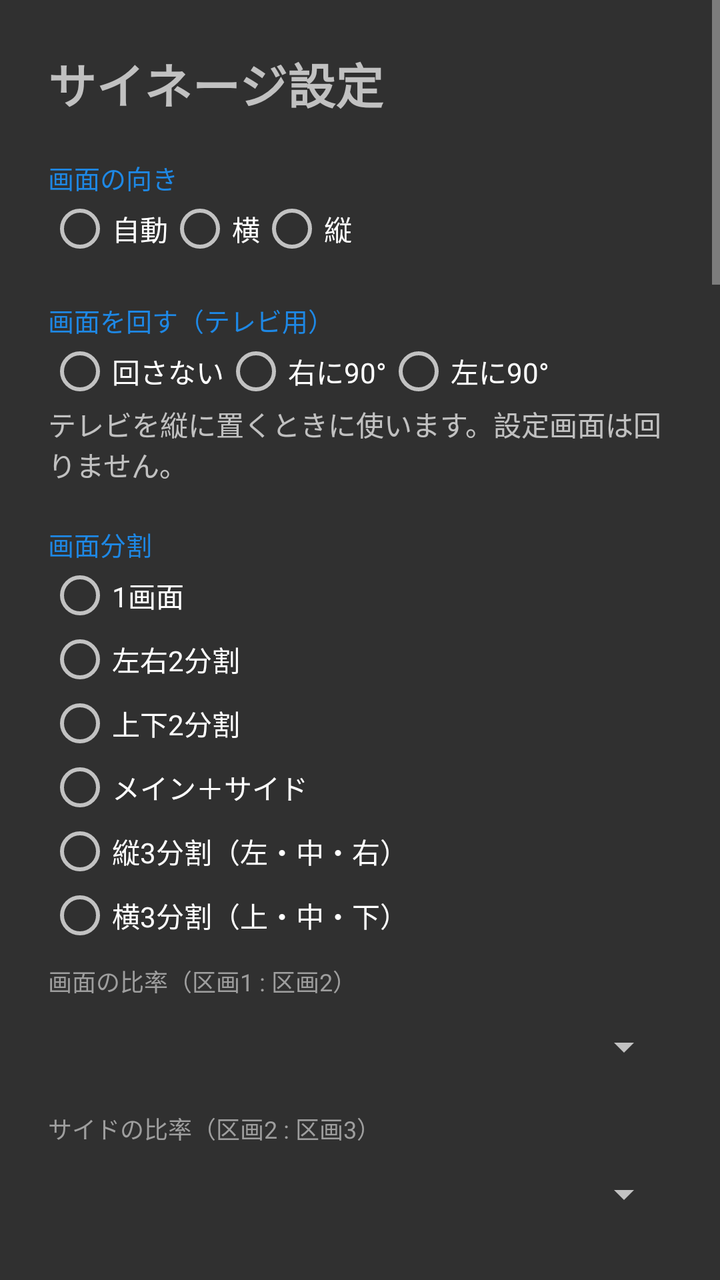
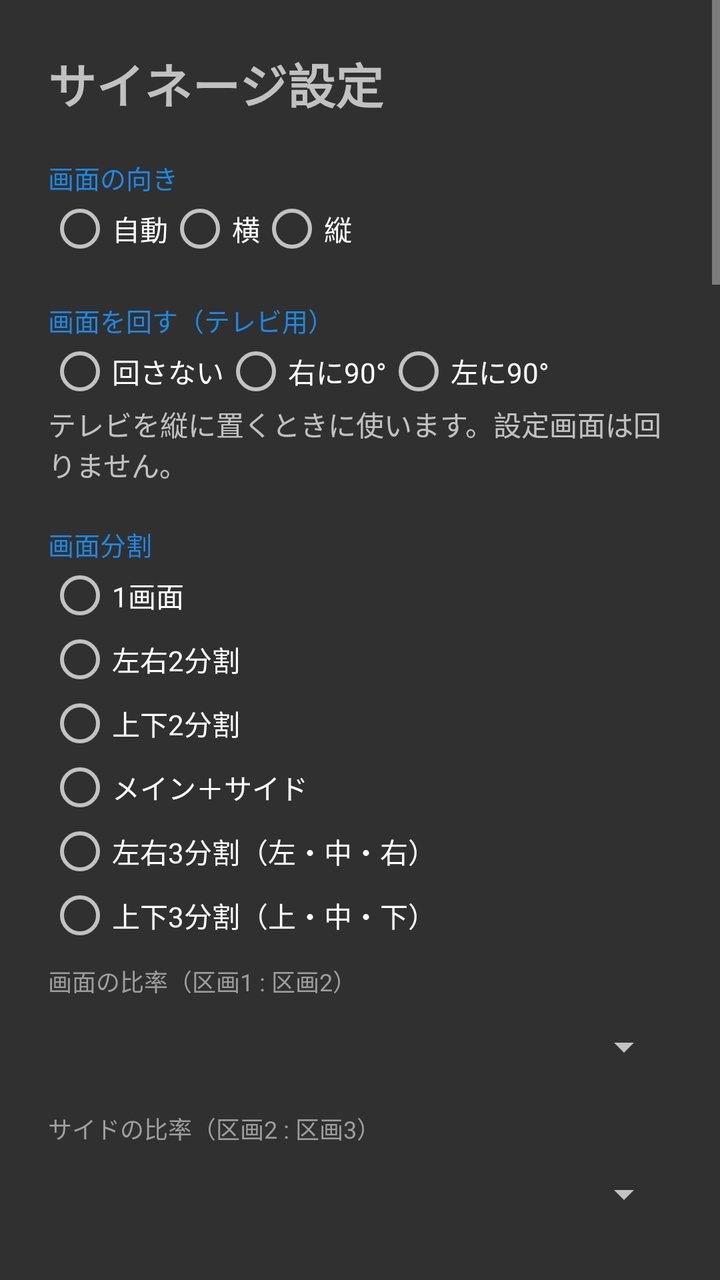

Compare the two renders of this Android layout. The source of the first and the diff that turns it into the second are given below.
<!-- AndroidManifest.xml: application theme Theme.Settings -->
<!-- res/layout/activity_main.xml -->
<?xml version="1.0" encoding="utf-8"?>
<ScrollView xmlns:android="http://schemas.android.com/apk/res/android"
    android:id="@+id/settingsScroll"
    android:layout_width="match_parent"
    android:layout_height="match_parent"
    android:fitsSystemWindows="true">

    <LinearLayout
        android:layout_width="match_parent"
        android:layout_height="wrap_content"
        android:orientation="vertical"
        android:padding="24dp">

        <TextView
            android:layout_width="wrap_content"
            android:layout_height="wrap_content"
            android:text="サイネージ設定"
            android:textSize="24sp"
            android:textStyle="bold" />

        <TextView
            style="@style/Label"
            android:text="画面の向き" />

        <RadioGroup
            android:id="@+id/orientationGroup"
            android:layout_width="wrap_content"
            android:layout_height="wrap_content"
            android:orientation="horizontal">

            <RadioButton
                android:id="@+id/orientAuto"
                android:layout_width="wrap_content"
                android:layout_height="wrap_content"
                android:text="自動" />

            <RadioButton
                android:id="@+id/orientLandscape"
                android:layout_width="wrap_content"
                android:layout_height="wrap_content"
                android:text="横" />

            <RadioButton
                android:id="@+id/orientPortrait"
                android:layout_width="wrap_content"
                android:layout_height="wrap_content"
                android:text="縦" />
        </RadioGroup>

        <TextView
            android:id="@+id/rotateLabel"
            style="@style/Label"
            android:text="画面を回す（テレビ用）" />

        <RadioGroup
            android:id="@+id/rotateGroup"
            android:layout_width="wrap_content"
            android:layout_height="wrap_content"
            android:orientation="horizontal">

            <RadioButton
                android:id="@+id/rotateNone"
                android:layout_width="wrap_content"
                android:layout_height="wrap_content"
                android:text="回さない" />

            <RadioButton
                android:id="@+id/rotateRight"
                android:layout_width="wrap_content"
                android:layout_height="wrap_content"
                android:text="右に90°" />

            <RadioButton
                android:id="@+id/rotateLeft"
                android:layout_width="wrap_content"
                android:layout_height="wrap_content"
                android:text="左に90°" />
        </RadioGroup>

        <TextView
            android:id="@+id/rotateNote"
            android:layout_width="wrap_content"
            android:layout_height="wrap_content"
            android:text="テレビを縦に置くときに使います。設定画面は回りません。" />

        <TextView
            style="@style/Label"
            android:text="画面分割" />

        <RadioGroup
            android:id="@+id/layoutGroup"
            android:layout_width="wrap_content"
            android:layout_height="wrap_content"
            android:orientation="vertical">

            <RadioButton
                android:id="@+id/layoutSingle"
                android:layout_width="wrap_content"
                android:layout_height="wrap_content"
                android:text="1画面" />

            <RadioButton
                android:id="@+id/layoutLeftRight"
                android:layout_width="wrap_content"
                android:layout_height="wrap_content"
                android:text="左右2分割" />

            <RadioButton
                android:id="@+id/layoutTopBottom"
                android:layout_width="wrap_content"
                android:layout_height="wrap_content"
                android:text="上下2分割" />

            <RadioButton
                android:id="@+id/layoutMainSide"
                android:layout_width="wrap_content"
                android:layout_height="wrap_content"
                android:text="メイン＋サイド" />

            <RadioButton
                android:id="@+id/layoutColumns3"
                android:layout_width="wrap_content"
                android:layout_height="wrap_content"
                android:text="縦3分割（左・中・右）" />

            <RadioButton
                android:id="@+id/layoutRows3"
                android:layout_width="wrap_content"
                android:layout_height="wrap_content"
                android:text="横3分割（上・中・下）" />
        </RadioGroup>

        
        <LinearLayout
            android:id="@+id/splitRow"
            android:layout_width="match_parent"
            android:layout_height="wrap_content"
            android:orientation="vertical">

            <TextView
                android:id="@+id/splitLabel"
                style="@style/SubLabel"
                android:text="画面の比率（区画1 : 区画2）" />

            <Spinner
                android:id="@+id/splitSpinner"
                android:layout_width="match_parent"
                android:layout_height="wrap_content"
                android:minHeight="48dp" />

            <TextView
                android:id="@+id/splitLabel2"
                style="@style/SubLabel"
                android:text="サイドの比率（区画2 : 区画3）" />

            <Spinner
                android:id="@+id/splitSpinner2"
                android:layout_width="match_parent"
                android:layout_height="wrap_content"
                android:minHeight="48dp" />
        </LinearLayout>

        
        <LinearLayout
            android:id="@+id/zonesContainer"
            android:layout_width="match_parent"
            android:layout_height="wrap_content"
            android:orientation="vertical" />

        <TextView
            style="@style/Label"
            android:text="再生フォルダ（区画1・メイン）" />

        <TextView
            android:id="@+id/folderText"
            android:layout_width="match_parent"
            android:layout_height="wrap_content"
            android:text="未選択"
            android:textSize="16sp" />

        <Button
            android:id="@+id/pickFolder"
            android:layout_width="wrap_content"
            android:layout_height="wrap_content"
            android:text="フォルダを選択" />

        <Button
            android:id="@+id/pickFolderDirect"
            style="?android:attr/borderlessButtonStyle"
            android:layout_width="wrap_content"
            android:layout_height="wrap_content"
            android:text="端末内のフォルダを直接選択（フォルダ選択画面が出ない端末向け）"
            android:textSize="13sp" />

        <Button
            android:id="@+id/useAppFolder"
            style="?android:attr/borderlessButtonStyle"
            android:layout_width="wrap_content"
            android:layout_height="wrap_content"
            android:text="アプリ専用フォルダを使う（管理画面からのアップロード用）"
            android:textSize="13sp" />

        <TextView
            android:id="@+id/scanResult"
            android:layout_width="match_parent"
            android:layout_height="wrap_content"
            android:textColor="#9E9E9E"
            android:textSize="13sp" />

        <TextView
            style="@style/Label"
            android:text="画像1枚あたりの表示秒数" />

        <EditText
            android:id="@+id/secondsEdit"
            android:layout_width="120dp"
            android:layout_height="wrap_content"
            android:importantForAutofill="no"
            android:inputType="number"
            android:maxLength="4" />


        <TextView
            style="@style/Label"
            android:text="画像・動画の表示方法" />

        <Spinner
            android:id="@+id/fitSpinner"
            android:layout_width="match_parent"
            android:layout_height="wrap_content"
            android:minHeight="48dp" />

        <Switch
            android:id="@+id/shuffleSwitch"
            style="@style/Option"
            android:text="シャッフル再生（ループごとに並べ替え）" />

        <Switch
            android:id="@+id/recursiveSwitch"
            style="@style/Option"
            android:text="サブフォルダも含める" />

        <Switch
            android:id="@+id/soundSwitch"
            style="@style/Option"
            android:text="動画の音声を再生" />

        <Switch
            android:id="@+id/videoCompatSwitch"
            style="@style/Option"
            android:text="動画の互換モード（動画が途中で止まる・固まる機種向け）" />

        <Switch
            android:id="@+id/videoMultiSoftSwitch"
            style="@style/Option"
            android:text="複数の区画で動画を同時に再生するとき、2つ目以降はソフトウェアデコード・音声なしにする（動画が止まるとき向け）" />

        <Switch
            android:id="@+id/autoStartSwitch"
            style="@style/Option"
            android:text="自動再生（アプリ起動時・端末の電源ON時）" />

        <TextView
            style="@style/Label"
            android:layout_marginTop="28dp"
            android:text="時計" />

        <Switch
            android:id="@+id/clockSwitch"
            style="@style/Option"
            android:text="再生中に常に時計を表示" />

        <TextView
            style="@style/SubLabel"
            android:text="位置" />

        <RadioGroup
            android:id="@+id/clockPositionGroup"
            android:layout_width="wrap_content"
            android:layout_height="wrap_content"
            android:orientation="horizontal">

            <RadioButton
                android:id="@+id/clockTopRight"
                android:layout_width="wrap_content"
                android:layout_height="wrap_content"
                android:text="右上" />

            <RadioButton
                android:id="@+id/clockBottomRight"
                android:layout_width="wrap_content"
                android:layout_height="wrap_content"
                android:text="右下" />

            <RadioButton
                android:id="@+id/clockTopLeft"
                android:layout_width="wrap_content"
                android:layout_height="wrap_content"
                android:text="左上" />

            <RadioButton
                android:id="@+id/clockBottomLeft"
                android:layout_width="wrap_content"
                android:layout_height="wrap_content"
                android:text="左下" />
        </RadioGroup>

        <TextView
            style="@style/SubLabel"
            android:text="大きさ" />

        <RadioGroup
            android:id="@+id/clockSizeGroup"
            android:layout_width="wrap_content"
            android:layout_height="wrap_content"
            android:orientation="horizontal">

            <RadioButton
                android:id="@+id/clockSmall"
                android:layout_width="wrap_content"
                android:layout_height="wrap_content"
                android:text="小" />

            <RadioButton
                android:id="@+id/clockMedium"
                android:layout_width="wrap_content"
                android:layout_height="wrap_content"
                android:text="中" />

            <RadioButton
                android:id="@+id/clockLarge"
                android:layout_width="wrap_content"
                android:layout_height="wrap_content"
                android:text="大" />
        </RadioGroup>

        <TextView
            style="@style/Label"
            android:layout_marginTop="28dp"
            android:text="天気予報（気象庁）" />

        <Switch
            android:id="@+id/weatherSwitch"
            style="@style/Option"
            android:text="一定間隔で天気予報を表示" />

        <Switch
            android:id="@+id/weatherTimeSeriesSwitch"
            style="@style/Option"
            android:text="3時間ごとの予報も続けて表示" />

        <TextView
            style="@style/SubLabel"
            android:text="地方" />

        <Spinner
            android:id="@+id/officeSpinner"
            android:layout_width="match_parent"
            android:layout_height="wrap_content"
            android:minHeight="48dp" />

        <TextView
            style="@style/SubLabel"
            android:text="市区町村（予報は右側の地域単位です）" />

        <Spinner
            android:id="@+id/areaSpinner"
            android:layout_width="match_parent"
            android:layout_height="wrap_content"
            android:minHeight="48dp" />

        <LinearLayout
            android:layout_width="match_parent"
            android:layout_height="wrap_content"
            android:layout_marginTop="8dp"
            android:gravity="center_vertical">

            <EditText
                android:id="@+id/weatherIntervalEdit"
                android:layout_width="80dp"
                android:layout_height="wrap_content"
                android:gravity="end"
                android:importantForAutofill="no"
                android:inputType="number"
                android:maxLength="4" />

            <TextView
                android:layout_width="wrap_content"
                android:layout_height="wrap_content"
                android:text="分ごとに" />

            <EditText
                android:id="@+id/weatherSecondsEdit"
                android:layout_width="80dp"
                android:layout_height="wrap_content"
                android:gravity="end"
                android:importantForAutofill="no"
                android:inputType="number"
                android:maxLength="3" />

            <TextView
                android:layout_width="wrap_content"
                android:layout_height="wrap_content"
                android:text="秒間表示" />
        </LinearLayout>

        <TextView
            android:id="@+id/weatherStatus"
            android:layout_width="match_parent"
            android:layout_height="wrap_content"
            android:textColor="#9E9E9E"
            android:textSize="13sp" />

        <Button
            android:id="@+id/weatherPreview"
            android:layout_width="wrap_content"
            android:layout_height="wrap_content"
            android:text="天気予報をプレビュー" />

        <TextView
            style="@style/Label"
            android:layout_marginTop="28dp"
            android:text="管理画面（別の端末から操作）" />

        <Switch
            android:id="@+id/adminSwitch"
            style="@style/Option"
            android:text="同じWi-FiのPC・スマホから操作できるようにする" />

        <TextView
            android:id="@+id/adminInfo"
            android:layout_width="match_parent"
            android:layout_height="wrap_content"
            android:lineSpacingExtra="4dp"
            android:focusable="false"
            android:textSize="15sp" />

        <TextView
            android:id="@+id/adminBatteryNote"
            android:layout_width="match_parent"
            android:layout_height="wrap_content"
            android:layout_marginTop="8dp"
            android:background="#33FF9800"
            android:padding="10dp"
            android:text="この端末では、再生画面を表示していないときは省電力のため管理画面につながらないことがあります。下のボタンで電池の最適化の対象外にしてください。"
            android:textSize="13sp" />

        <Button
            android:id="@+id/adminBattery"
            android:layout_width="wrap_content"
            android:layout_height="wrap_content"
            android:text="電池の最適化の対象外にする" />

        <Button
            android:id="@+id/adminOpenLocal"
            style="?android:attr/borderlessButtonStyle"
            android:layout_width="wrap_content"
            android:layout_height="wrap_content"
            android:text="この端末で管理画面を開く（動作確認）" />

        <Button
            android:id="@+id/adminName"
            style="?android:attr/borderlessButtonStyle"
            android:layout_width="wrap_content"
            android:layout_height="wrap_content"
            android:text="端末名を変更" />

        <Button
            android:id="@+id/adminAccessReset"
            style="?android:attr/borderlessButtonStyle"
            android:layout_width="wrap_content"
            android:layout_height="wrap_content"
            android:text="操作できる端末の制限を解除"
            android:visibility="gone" />

        <Button
            android:id="@+id/groupButton"
            style="?android:attr/borderlessButtonStyle"
            android:layout_width="wrap_content"
            android:layout_height="wrap_content"
            android:text="グループコードを設定"
            android:visibility="gone" />

        <Switch
            android:id="@+id/updateSwitch"
            style="@style/Option"
            android:text="管理画面からのアプリ更新を許可"
            android:visibility="gone" />

        <TextView
            android:id="@+id/updateNote"
            android:layout_width="match_parent"
            android:layout_height="wrap_content"
            android:textSize="12sp"
            android:visibility="gone"
            android:text="ON にすると、管理画面から送った新しい版の APK でこのアプリを更新できます（同じ署名の、いまより新しい版だけ）。端末の画面に確認が出る場合があります。" />

        <Button
            android:id="@+id/updateUnknown"
            style="?android:attr/borderlessButtonStyle"
            android:layout_width="wrap_content"
            android:layout_height="wrap_content"
            android:text="「不明なアプリのインストール」の許可を開く"
            android:visibility="gone" />

        <Button
            android:id="@+id/adminPinReset"
            style="?android:attr/borderlessButtonStyle"
            android:layout_width="wrap_content"
            android:layout_height="wrap_content"
            android:text="PINを変更" />

        <Button
            android:id="@+id/startButton"
            android:layout_width="match_parent"
            android:layout_height="wrap_content"
            android:layout_marginTop="24dp"
            android:backgroundTint="@color/brand"
            android:minHeight="56dp"
            android:text="▶ 再生開始"
            android:textSize="18sp" />

        <TextView
            android:layout_width="match_parent"
            android:layout_height="wrap_content"
            android:layout_marginTop="24dp"
            android:lineSpacingExtra="4dp"
            android:text="再生中の操作\n・タップ：情報表示\n・左右スワイプ：前へ / 次へ\n・ダブルタップ：一時停止 / 再開\n・長押し / 戻る：この設定画面へ\n\nリモコン：←→ 前後、決定 一時停止、↑↓ 情報表示、戻る 設定画面\n\nフォルダ内のファイルを追加・削除すると、ループが一周するたびに自動で反映されます。"
            android:textColor="#9E9E9E"
            android:textSize="13sp" />
    </LinearLayout>
</ScrollView>
<!-- resources referenced by this layout -->
<resources>
  <color name="brand">#1E88E5</color>
  <style name="Label">
          <item name="android:layout_width">wrap_content</item>
          <item name="android:layout_height">wrap_content</item>
          <item name="android:layout_marginTop">20dp</item>
          <item name="android:textSize">13sp</item>
          <item name="android:textColor">@color/brand</item>
      </style>
  <style name="Option">
          <item name="android:layout_width">match_parent</item>
          <item name="android:layout_height">wrap_content</item>
          <item name="android:layout_marginTop">12dp</item>
          <item name="android:minHeight">48dp</item>
          <item name="android:textSize">16sp</item>
      </style>
  <style name="SubLabel">
          <item name="android:layout_width">wrap_content</item>
          <item name="android:layout_height">wrap_content</item>
          <item name="android:layout_marginTop">8dp</item>
          <item name="android:textSize">12sp</item>
          <item name="android:textColor">#9E9E9E</item>
      </style>
  <style name="Theme.Settings" parent="android:Theme.Material.NoActionBar">
          <item name="android:colorAccent">@color/brand</item>
      </style>
</resources>

<!-- the commit's change to res/layout/activity_main.xml (unified diff, before → after) -->
@@ -121,13 +121,13 @@
                 android:id="@+id/layoutColumns3"
                 android:layout_width="wrap_content"
                 android:layout_height="wrap_content"
-                android:text="縦3分割（左・中・右）" />
+                android:text="左右3分割（左・中・右）" />
 
             <RadioButton
                 android:id="@+id/layoutRows3"
                 android:layout_width="wrap_content"
                 android:layout_height="wrap_content"
-                android:text="横3分割（上・中・下）" />
+                android:text="上下3分割（上・中・下）" />
         </RadioGroup>
 
         
